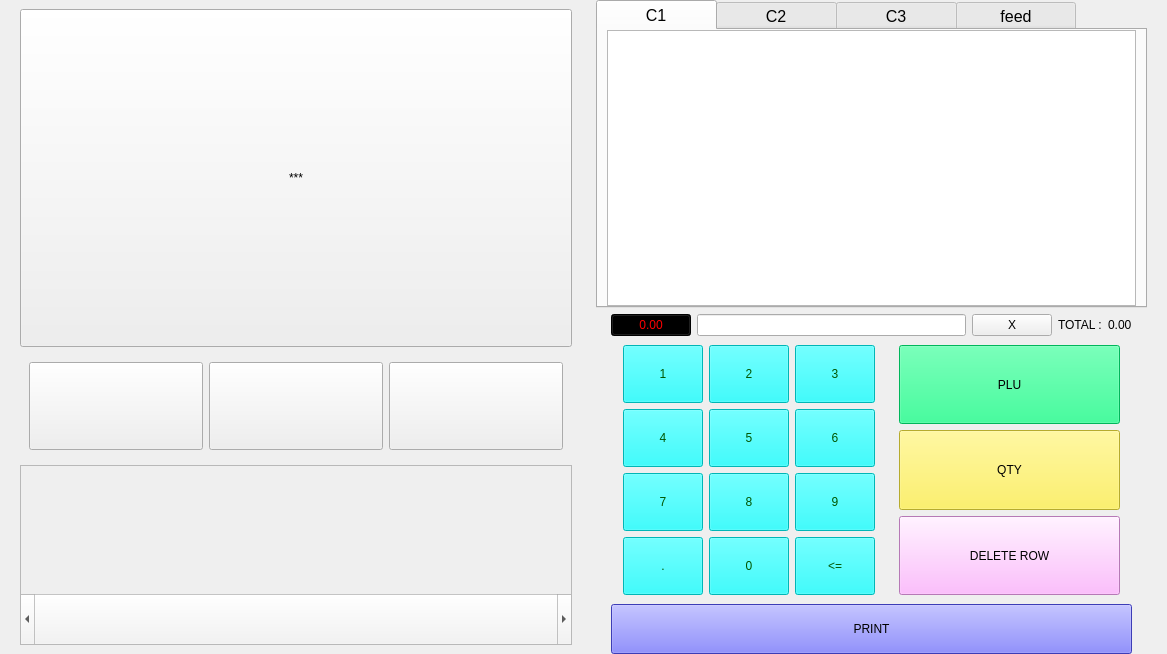
Qt form common_support/ui/UI.ui (fazalfzl/choice) before a commit.
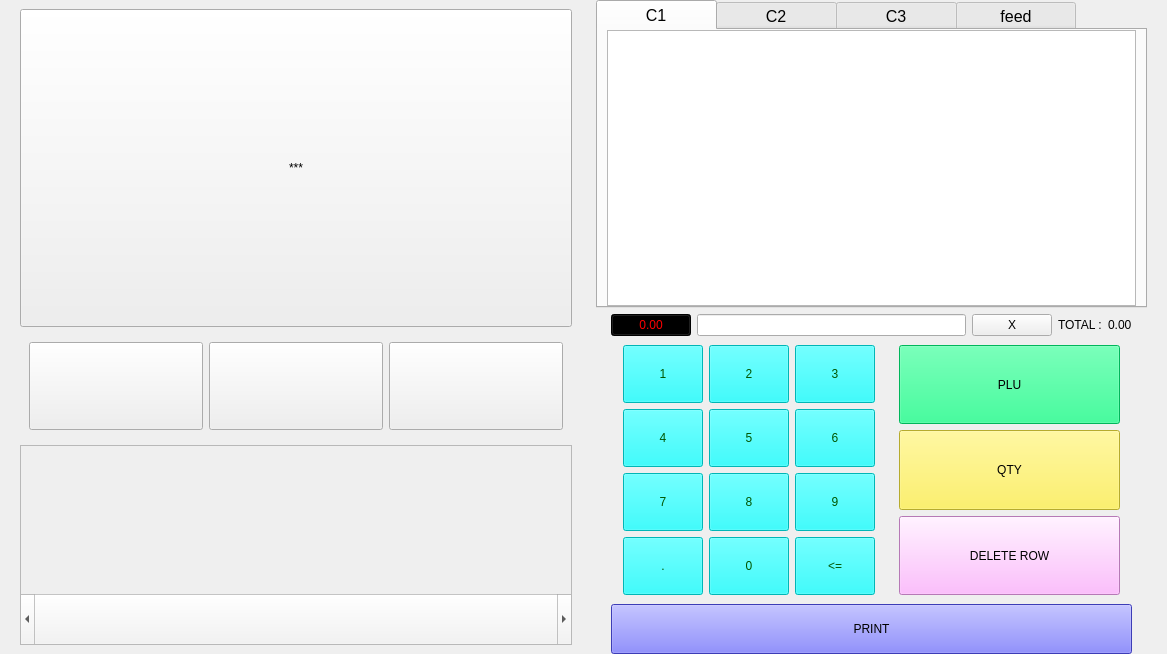
The same form after that commit.

Diff of the .ui file:
```diff
--- a/common_support/ui/UI.ui
+++ b/common_support/ui/UI.ui
@@ -95,13 +95,13 @@
         <property name="minimumSize">
          <size>
           <width>0</width>
-          <height>180</height>
+          <height>200</height>
          </size>
         </property>
         <property name="maximumSize">
          <size>
           <width>16777215</width>
-          <height>180</height>
+          <height>200</height>
          </size>
         </property>
         <property name="styleSheet">
@@ -125,7 +125,7 @@
            <x>0</x>
            <y>0</y>
            <width>562</width>
-           <height>128</height>
+           <height>148</height>
           </rect>
          </property>
          <layout class="QHBoxLayout" name="horizontalLayout">
```
